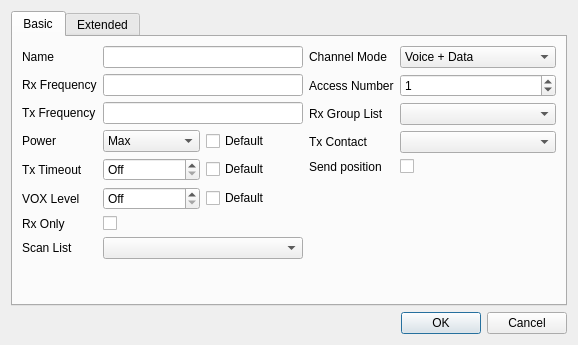
hmatuschek/qdmr, file src/m17channeldialog.ui: the form before one commit.
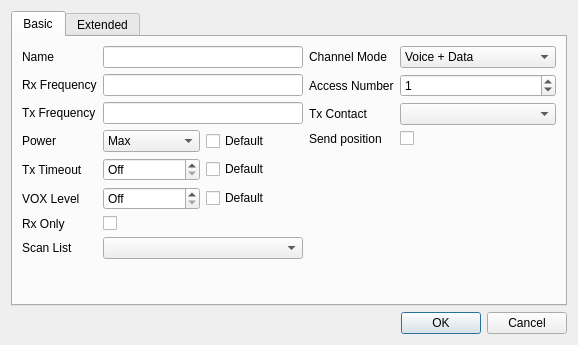
The form after the commit. Custom widgets are drawn as their Qt base class.

Commit message: Removed group list setting for M17 channels.

What changed in the file:
```diff
--- a/src/m17channeldialog.ui
+++ b/src/m17channeldialog.ui
@@ -246,33 +246,23 @@
           </widget>
          </item>
          <item row="2" column="0">
-          <widget class="QLabel" name="rxGroupListLabel">
-           <property name="text">
-            <string>Rx Group List</string>
-           </property>
-          </widget>
-         </item>
-         <item row="2" column="1">
-          <widget class="QComboBox" name="rxGroupList"/>
-         </item>
-         <item row="3" column="0">
           <widget class="QLabel" name="txContactLabel">
            <property name="text">
             <string>Tx Contact</string>
            </property>
           </widget>
          </item>
-         <item row="3" column="1">
+         <item row="2" column="1">
           <widget class="QComboBox" name="txContact"/>
          </item>
-         <item row="4" column="0">
+         <item row="3" column="0">
           <widget class="QLabel" name="posSysLabel">
            <property name="text">
             <string>Send position</string>
            </property>
           </widget>
          </item>
-         <item row="4" column="1">
+         <item row="3" column="1">
           <widget class="QCheckBox" name="sendGPS">
            <property name="text">
             <string/>
```
The commit also changes 4 other files.
